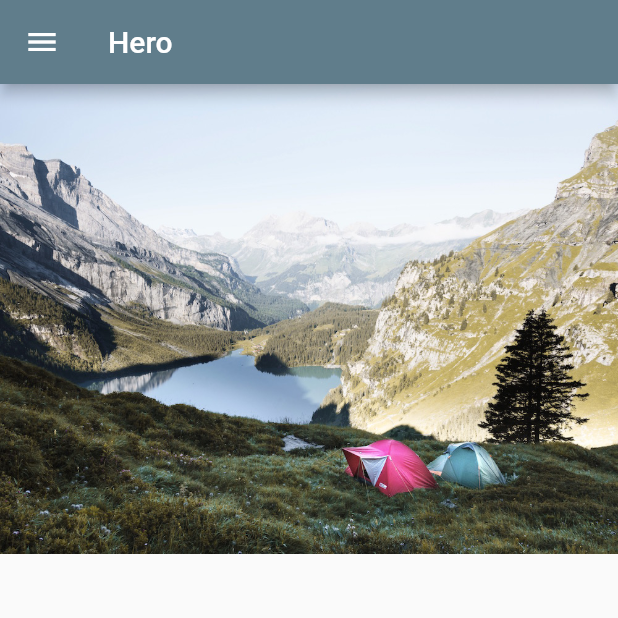
After one commit to jaggerwang/jw-flutter-demo, a Flutter app: the HeroPage screen opened directly, on a phone screen of 412 x 824 dp, the top half of it. The commit adds this screen. Run offline on Flutter 3.47's test engine with Material 2 defaults, Android fonts, the phone set to English and light mode, and no system bars; our stand-ins replace package_info.

Commit message:
add hero demo

```diff
--- a/lib/components/drawer.dart
+++ b/lib/components/drawer.dart
@@ -101,6 +101,11 @@ class JWFDDrawerState extends State<JWFDDrawer> {
           'title': 'Named Route',
           'isSelected': false,
           'pageBuilder': (BuildContext context) => NamedRoutePage(),
+        },
+        {
+          'title': 'Hero',
+          'isSelected': false,
+          'pageBuilder': (BuildContext context) => HeroPage(),
         },
       ],
     },
--- /dev/null
+++ b/lib/pages/navigation/hero.dart
@@ -0,0 +1,44 @@
+import 'package:flutter/material.dart';
+
+import '../../components/components.dart';
+
+class HeroPage extends StatelessWidget {
+  @override
+  Widget build(BuildContext context) {
+    return Scaffold(
+      appBar: AppBar(
+        title: Text('Hero'),
+      ),
+      drawer: JWFDDrawer(),
+      body: GestureDetector(
+        child: Hero(
+          tag: 'imageHero',
+          child: Image.asset('assets/images/lake.jpg'),
+        ),
+        onTap: () => Navigator.push(context, MaterialPageRoute(builder: (_) {
+              return _DetailPage();
+            })),
+      ),
+    );
+  }
+}
+
+class _DetailPage extends StatelessWidget {
+  @override
+  Widget build(BuildContext context) {
+    return Scaffold(
+      appBar: AppBar(
+        title: Text('Detail'),
+      ),
+      body: GestureDetector(
+        child: Center(
+          child: Hero(
+            tag: 'imageHero',
+            child: Image.asset('assets/images/lake.jpg'),
+          ),
+        ),
+        onTap: () => Navigator.pop(context),
+      ),
+    );
+  }
+}
--- a/lib/pages/navigation/send_data.dart
+++ b/lib/pages/navigation/send_data.dart
@@ -32,7 +32,7 @@ class SendDataPage extends StatelessWidget {
               onTap: () => Navigator.push(
                     context,
                     MaterialPageRoute(
-                      builder: (context) => _DetailScreen(todo: todos[index]),
+                      builder: (context) => _DetailPage(todo: todos[index]),
                     ),
                   ),
             ),
@@ -41,10 +41,10 @@ class SendDataPage extends StatelessWidget {
   }
 }
 
-class _DetailScreen extends StatelessWidget {
+class _DetailPage extends StatelessWidget {
   final _Todo todo;
 
-  _DetailScreen({
+  _DetailPage({
     Key key,
     @required this.todo,
   }) : super(key: key);
--- a/lib/pages/pages.dart
+++ b/lib/pages/pages.dart
@@ -14,6 +14,7 @@ export 'scroll/silver_app_bar.dart';
 export 'scroll/refresh_indicator.dart';
 
 export 'navigation/basic.dart';
+export 'navigation/hero.dart';
 export 'navigation/named_route.dart';
 export 'navigation/return_data.dart';
 export 'navigation/send_data.dart';
```
